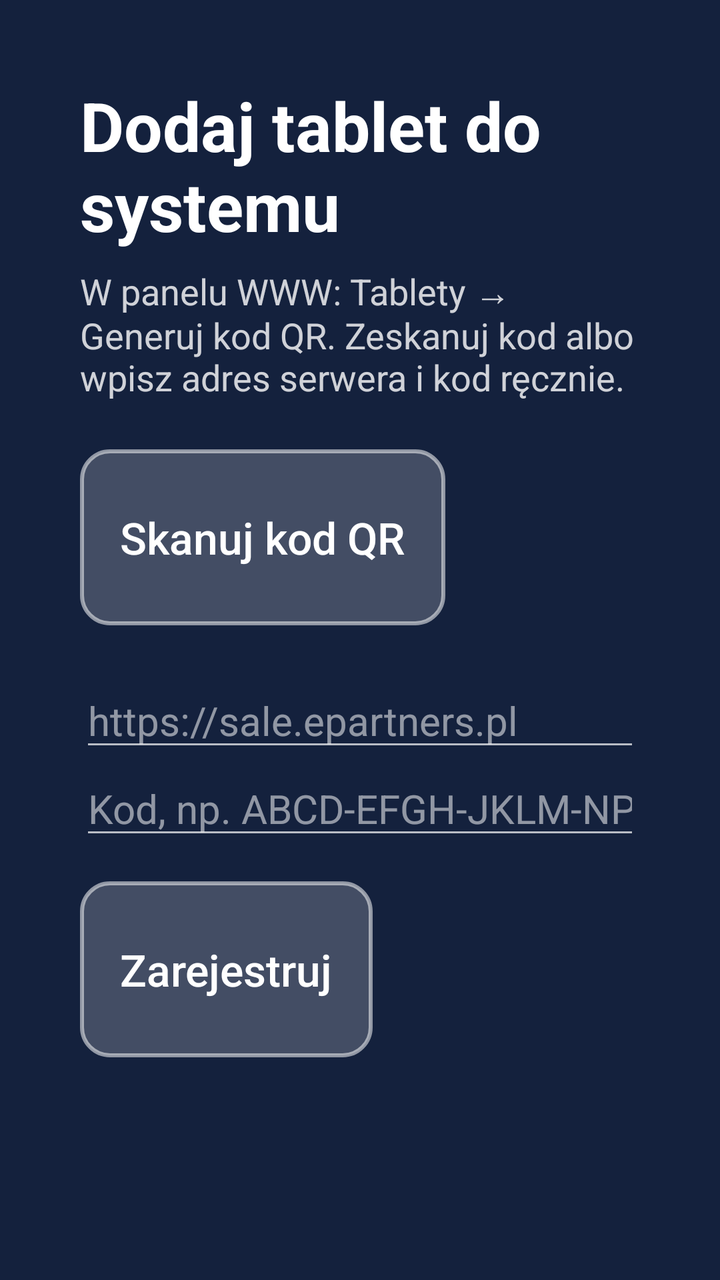
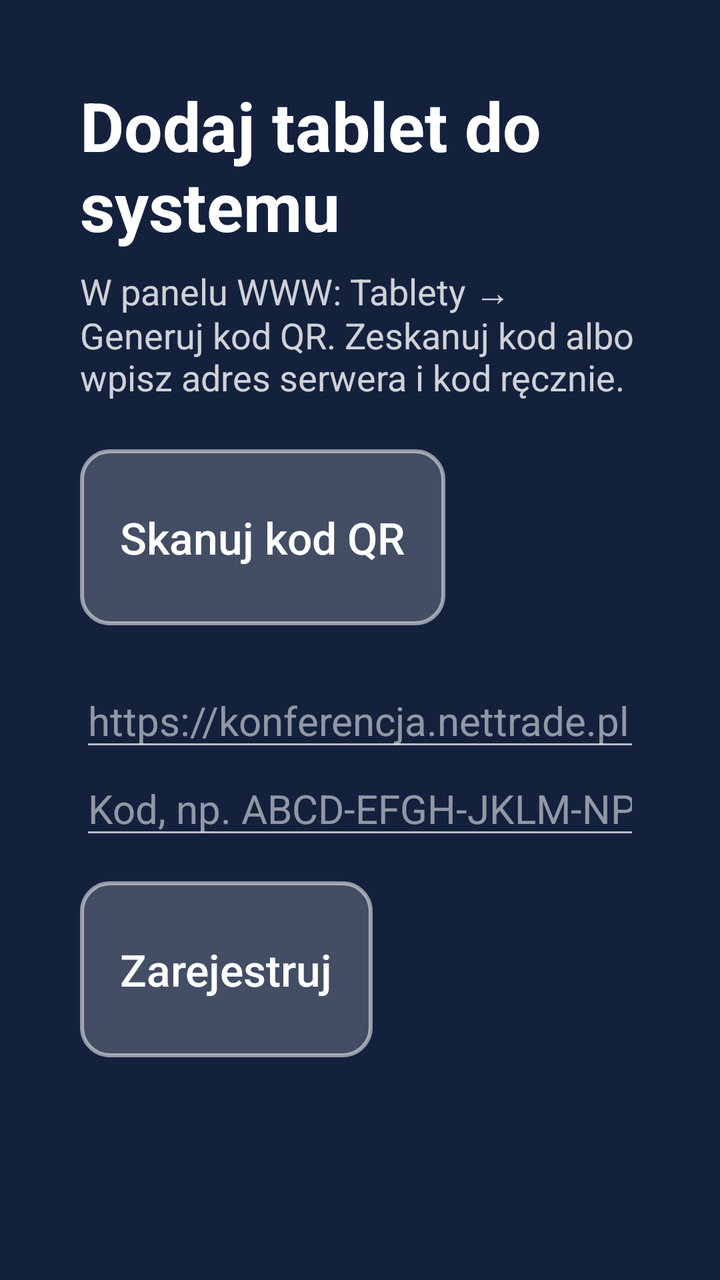

Screens rendered from an Android XML layout before and after an edit, with the pre-edit source and the edit as a unified diff.
<!-- AndroidManifest.xml: application theme Theme.Sala -->
<!-- res/layout/activity_enroll.xml -->
<?xml version="1.0" encoding="utf-8"?>
<ScrollView xmlns:android="http://schemas.android.com/apk/res/android"
    android:layout_width="match_parent"
    android:layout_height="match_parent"
    android:background="@color/panel">

    <LinearLayout
        android:layout_width="match_parent"
        android:layout_height="wrap_content"
        android:orientation="vertical"
        android:padding="40dp">

        <TextView
            android:layout_width="wrap_content"
            android:layout_height="wrap_content"
            android:text="Dodaj tablet do systemu"
            android:textColor="@color/white"
            android:textSize="34sp"
            android:textStyle="bold" />

        <TextView
            android:layout_width="wrap_content"
            android:layout_height="wrap_content"
            android:layout_marginTop="8dp"
            android:text="W panelu WWW: Tablety → Generuj kod QR. Zeskanuj kod albo wpisz adres serwera i kod ręcznie."
            android:textColor="@color/white_dim"
            android:textSize="18sp" />

        <Button
            android:id="@+id/btnScan"
            style="@style/SalaButton"
            android:layout_width="wrap_content"
            android:layout_marginTop="24dp"
            android:layout_weight="0"
            android:text="Skanuj kod QR" />

        <EditText
            android:id="@+id/server"
            android:layout_width="match_parent"
            android:layout_height="wrap_content"
            android:layout_marginTop="24dp"
            android:hint="https://sale.epartners.pl"
            android:inputType="textUri"
            android:textColor="@color/white"
            android:textColorHint="#88FFFFFF"
            android:textSize="20sp" />

        <EditText
            android:id="@+id/code"
            android:layout_width="match_parent"
            android:layout_height="wrap_content"
            android:hint="Kod, np. ABCD-EFGH-JKLM-NPQR"
            android:inputType="textCapCharacters|textNoSuggestions"
            android:textColor="@color/white"
            android:textColorHint="#88FFFFFF"
            android:textSize="20sp" />

        <Button
            android:id="@+id/btnEnroll"
            style="@style/SalaButton"
            android:layout_width="wrap_content"
            android:layout_marginTop="16dp"
            android:layout_weight="0"
            android:text="Zarejestruj" />

        <TextView
            android:id="@+id/message"
            android:layout_width="match_parent"
            android:layout_height="wrap_content"
            android:layout_marginTop="16dp"
            android:textColor="@color/white"
            android:textSize="18sp" />
    </LinearLayout>
</ScrollView>
<!-- resources referenced by this layout -->
<resources>
  <color name="panel">#14213D</color>
  <color name="white">#FFFFFF</color>
  <color name="white_dim">#CCFFFFFF</color>
  <style name="SalaButton" parent="Widget.AppCompat.Button.Borderless">
          <item name="android:layout_width">0dp</item>
          <item name="android:layout_height">88dp</item>
          <item name="android:layout_weight">1</item>
          <item name="android:layout_marginEnd">12dp</item>
          <item name="android:paddingStart">20dp</item>
          <item name="android:paddingEnd">20dp</item>
          <item name="android:background">@drawable/btn_bg</item>
          <item name="android:textColor">@color/white</item>
          <item name="android:textSize">22sp</item>
          <item name="android:textAllCaps">false</item>
      </style>
  <style name="Theme.Sala" parent="Theme.AppCompat.NoActionBar">
          <item name="android:windowFullscreen">true</item>
          <item name="android:windowBackground">@color/panel</item>
          <item name="colorPrimary">@color/panel</item>
          <item name="colorAccent">@color/free</item>
      </style>
  <!-- drawable btn_bg (drawable) -->
  <?xml version="1.0" encoding="utf-8"?>
  <shape xmlns:android="http://schemas.android.com/apk/res/android" android:shape="rectangle">
      <solid android:color="#33FFFFFF" />
      <stroke android:width="2dp" android:color="#88FFFFFF" />
      <corners android:radius="14dp" />
  </shape>
  <color name="free">#1B8A3A</color>
</resources>

<!-- the commit's change to res/layout/activity_enroll.xml (unified diff, before → after) -->
@@ -39,7 +39,7 @@
             android:layout_width="match_parent"
             android:layout_height="wrap_content"
             android:layout_marginTop="24dp"
-            android:hint="https://sale.epartners.pl"
+            android:hint="https://konferencja.nettrade.pl"
             android:inputType="textUri"
             android:textColor="@color/white"
             android:textColorHint="#88FFFFFF"
